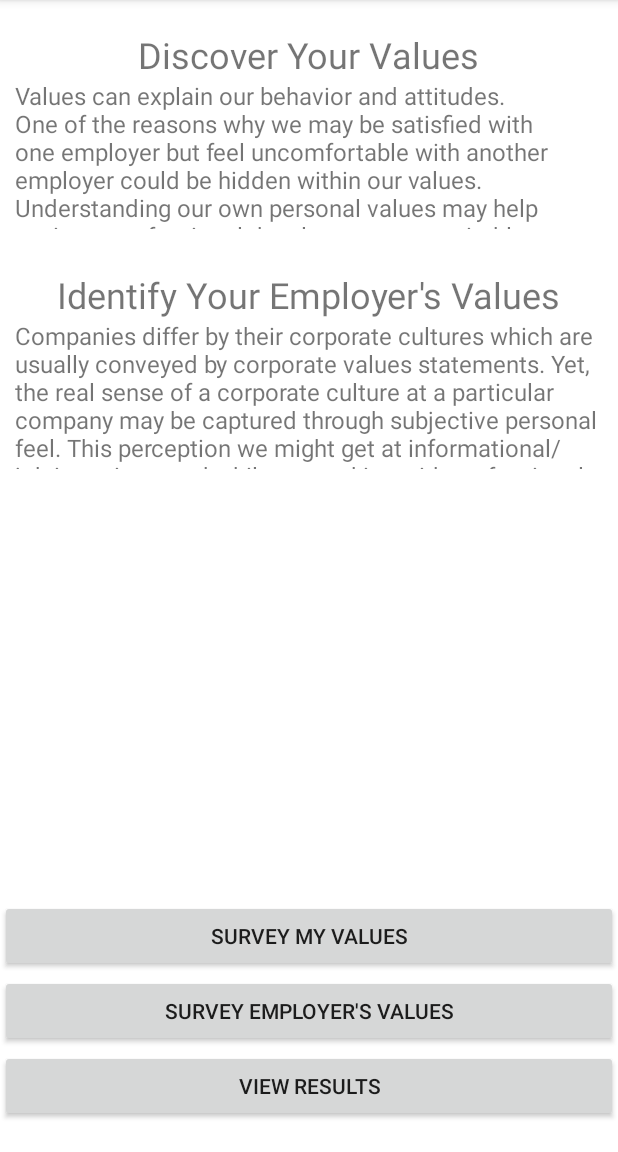
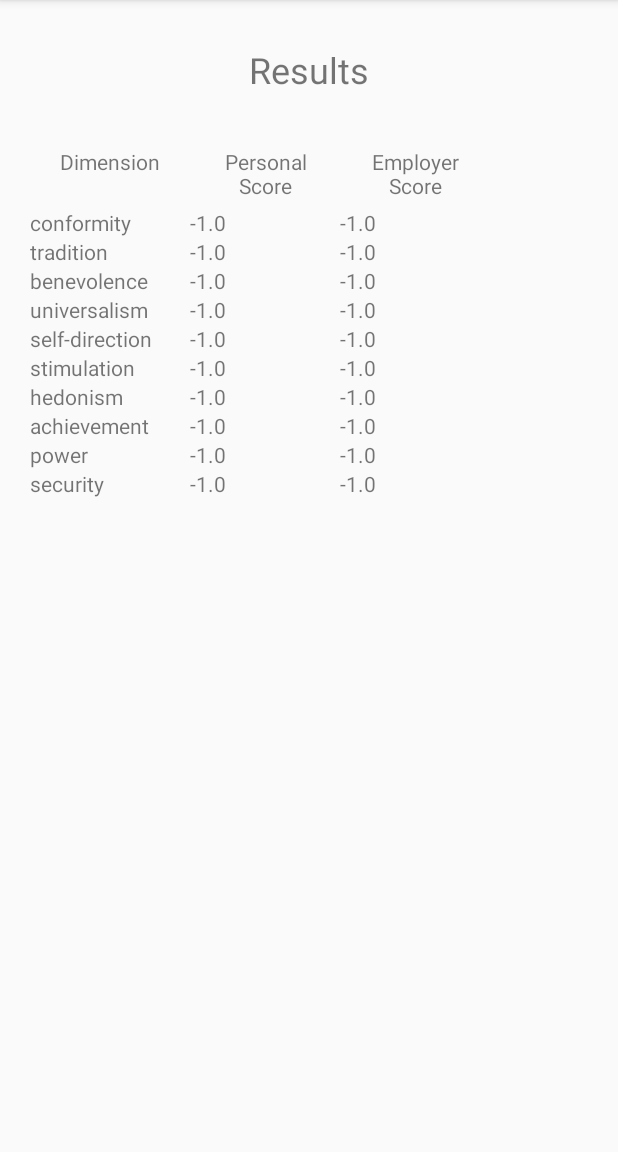
Before and after one commit to seanacheng/CareerChangeover, an Android app: the screen it shows after launch (MainActivity before the commit, ResultsActivity after it), after a tap on "VIEW RESULTS", on a phone screen of 412 x 824 dp, the part 84-1236 px from its top. Run offline under Robolectric (Android 15) with nearby library versions, the phone set to English and light mode, and no system bars.

Commit message:
created results activity, displays table of value scores

```diff
--- a/app/src/main/AndroidManifest.xml
+++ b/app/src/main/AndroidManifest.xml
@@ -18,6 +18,7 @@
         </activity>
         <activity android:name=".SurveyActivity" />
         <activity android:name=".DisclaimerPopUp" />
+        <activity android:name=".ResultsActivity" />
     </application>
 
 </manifest>
--- a/app/src/main/java/seanacheng/com/schwartzsurvey/MainActivity.java
+++ b/app/src/main/java/seanacheng/com/schwartzsurvey/MainActivity.java
@@ -34,6 +34,8 @@ public class MainActivity extends AppCompatActivity implements View.OnClickListe
                 startActivity(toEmployerEval);
                 break;
             case R.id.viewResultsButton:
+                Intent toResults = new Intent(MainActivity.this,ResultsActivity.class);
+                startActivity(toResults);
                 break;
         }
     }
--- a/app/src/main/java/seanacheng/com/schwartzsurvey/MyDbHandler.java
+++ b/app/src/main/java/seanacheng/com/schwartzsurvey/MyDbHandler.java
@@ -30,7 +30,7 @@ public class MyDbHandler extends SQLiteOpenHelper {
     @Override
     public void onCreate(SQLiteDatabase database) {
 
-        createSQLiteTable(database);
+        createSQLiteTables(database);
         insertValues(database);
 
     }
@@ -38,21 +38,21 @@ public class MyDbHandler extends SQLiteOpenHelper {
     @Override
     public void onUpgrade(SQLiteDatabase sqLiteDatabase, int i, int i1) { }
 
-    private void createSQLiteTable(SQLiteDatabase SQLiteDatabase) {
-        String createDB = "create table if not exists "+TABLE_RANK+"("+
+    private void createSQLiteTables(SQLiteDatabase SQLiteDatabase) {
+        String createRankTable = "create table if not exists "+TABLE_RANK+"("+
                 COLUMN_ID+" integer primary key autoincrement, "+
                 COLUMN_VALUE+" text not null, "+
                 COLUMN_DIMENSION+" text not null, "+
                 COLUMN_SELF_EVAL+" integer default -1, "+
                 COLUMN_EMPLOYER_EVAL+" integer default -1);";
-        SQLiteDatabase.execSQL(createDB);
+        SQLiteDatabase.execSQL(createRankTable);
 
-        String createDB2 = "create table if not exists "+TABLE_SCORE+"("+
+        String createScoreTable = "create table if not exists "+TABLE_SCORE+"("+
                 COLUMN_ID+" integer primary key autoincrement, "+
                 COLUMN_DIMENSION+" text not null, "+
                 COLUMN_PERSONAL_SCORE+" integer default -1, "+
                 COlUMN_EMPLOYER_SCORE+" integer default -1);";
-        SQLiteDatabase.execSQL(createDB2);
+        SQLiteDatabase.execSQL(createScoreTable);
     }
 
     private void insertValues(SQLiteDatabase db) {
@@ -104,14 +104,13 @@ public class MyDbHandler extends SQLiteOpenHelper {
                                 "CLEAN (neat, tidy)",
                                 "SELF-INDULGENT (doing pleasant things)"};
 
-        String[] valueDimensionsArray = {"universalism", "power","hedonism","self-direction",
-                "security","stimulation","conformity","power","security","security",
-                "self-direction","universalism","tradition","conformity","security","universalism",
-                "stimulation","universalism","power","universalism","universalism","self-direction",
-                "tradition","benevolence","achievement","universalism","tradition","stimulation",
-                "universalism","achievement","conformity","self-direction","achievement","tradition",
-                "benevolence","power","conformity","benevolence","hedonism","tradition","benevolence",
-                "self-direction","benevolence","achievement","security","hedonism"};
+        String[] valueDimensionsArray = {"universalism","power","hedonism","self-direction","security",
+                "stimulation","conformity","power","security","security","self-direction","universalism",
+                "tradition","conformity","security","universalism", "stimulation","universalism","power",
+                "universalism","universalism","self-direction","tradition","benevolence","achievement",
+                "universalism","tradition","stimulation", "universalism","achievement","conformity",
+                "self-direction","achievement","tradition", "benevolence","power","conformity","benevolence",
+                "hedonism","tradition","benevolence","self-direction","benevolence","achievement","security","hedonism"};
 
         String[] dimensionsArray = {"conformity","tradition","benevolence","universalism","self-direction",
                 "stimulation","hedonism","achievement","power","security"};
@@ -123,6 +122,8 @@ public class MyDbHandler extends SQLiteOpenHelper {
             values.put(COLUMN_DIMENSION,valueDimensionsArray[i]);
             db.insert(TABLE_RANK,null,values);
         }
+
+        values.clear();
 
         for (String dimension:dimensionsArray) {
             values.put(COLUMN_DIMENSION,dimension);
@@ -160,7 +161,7 @@ public class MyDbHandler extends SQLiteOpenHelper {
     public void updateRank(Value[] valuesArray, String col) {
         SQLiteDatabase db = this.getWritableDatabase();
         ContentValues content = new ContentValues();
-        int rank=-1;
+        int rank;
 
         for (Value val:valuesArray) {
             rank = val.getRank(col);
@@ -170,7 +171,8 @@ public class MyDbHandler extends SQLiteOpenHelper {
         db.close();
     }
 
-    public void calculateScore(Value[] valuesArray, Result[] resultsArray, String col) {
+    public void calculateScore(Value[] valuesArray, String col) {
+        Result[] resultsArray = getResultsArray();
         for (Result result:resultsArray) {
             int rankSum = 0;
             int num = 0;
--- /dev/null
+++ b/app/src/main/java/seanacheng/com/schwartzsurvey/ResultsActivity.java
@@ -0,0 +1,53 @@
+package seanacheng.com.schwartzsurvey;
+
+import android.support.v7.app.AppCompatActivity;
+import android.os.Bundle;
+import android.widget.TableLayout;
+import android.widget.TableRow;
+import android.widget.TextView;
+
+public class ResultsActivity extends AppCompatActivity {
+
+    String[] resultTableHeaders;
+    String[] dimensionGoals;
+    Result[] resultsArray;
+    MyDbHandler myDbHandler;
+
+    @Override
+    protected void onCreate(Bundle savedInstanceState) {
+        super.onCreate(savedInstanceState);
+        setContentView(R.layout.activity_results);
+
+        TableLayout tableLayout = findViewById(R.id.tableLayout);
+        myDbHandler = new MyDbHandler(this);
+        resultsArray = myDbHandler.getResultsArray();
+
+        resultTableHeaders = getResources().getStringArray(R.array.resultTableHeaders);
+        dimensionGoals = getResources().getStringArray(R.array.dimensionMotivationalGoals);
+
+        for (int i=0;i<resultsArray.length;i++) {
+            TableRow tableRow = new TableRow(this);
+
+            TextView dimension = new TextView(this);
+            dimension.setText(resultsArray[i].getValueDimension());
+            dimension.setMinHeight(10);
+            tableRow.addView(dimension);
+
+            TextView personalScore = new TextView(this);
+            personalScore.setText(Double.toString(resultsArray[i].getPersonalScore()));
+            tableRow.addView(personalScore);
+
+            TextView employerScore = new TextView(this);
+            employerScore.setText(Double.toString(resultsArray[i].getEmployerScore()));
+            tableRow.addView(employerScore);
+
+//            TextView description = new TextView(this);
+//            description.setText(dimensionGoals[i]);
+//            tableRow.addView(description);
+
+            tableLayout.addView(tableRow);
+
+        }
+
+    }
+}
--- a/app/src/main/java/seanacheng/com/schwartzsurvey/SurveyActivity.java
+++ b/app/src/main/java/seanacheng/com/schwartzsurvey/SurveyActivity.java
@@ -69,6 +69,8 @@ public class SurveyActivity extends AppCompatActivity implements View.OnClickLis
                     Intent disclaimerPopUp = new Intent(SurveyActivity.this,DisclaimerPopUp.class);
                     startActivity(disclaimerPopUp);
                 }
+                myDbHandler.calculateScore(valuesArray,column);
+
                 break;
         }
     }
--- /dev/null
+++ b/app/src/main/res/layout/activity_results.xml
@@ -0,0 +1,85 @@
+<?xml version="1.0" encoding="utf-8"?>
+<RelativeLayout xmlns:android="http://schemas.android.com/apk/res/android"
+    xmlns:tools="http://schemas.android.com/tools"
+    android:layout_width="match_parent"
+    android:layout_height="match_parent"
+    tools:context=".ResultsActivity">
+
+    <TextView
+        android:id="@+id/resultsTextView"
+        android:layout_width="wrap_content"
+        android:layout_height="wrap_content"
+        android:layout_marginTop="@dimen/survey_statement_top_margin"
+        android:layout_centerHorizontal="true"
+        android:textSize="@dimen/intro_text_size"
+        android:text="@string/results" />
+
+    <ScrollView
+        android:layout_width="match_parent"
+        android:layout_height="match_parent"
+        android:layout_below="@id/resultsTextView"
+        android:scrollbarStyle="outsideOverlay">
+
+        <LinearLayout
+            android:id="@+id/scrollViewLayout"
+            android:layout_width="match_parent"
+            android:layout_height="wrap_content"
+            android:layout_marginLeft="@dimen/disclaimer_txt_horizontal_margin"
+            android:layout_marginRight="@dimen/disclaimer_txt_horizontal_margin"
+            android:orientation="vertical">
+
+            <TableLayout
+                android:id="@+id/tableLayout"
+                android:layout_width="wrap_content"
+                android:layout_height="wrap_content"
+                android:layout_marginTop="@dimen/table_top_margin">
+
+                <TableRow
+                    android:id="@+id/headerRow"
+                    android:layout_width="wrap_content"
+                    android:layout_height="wrap_content"
+                    android:layout_marginBottom="@dimen/header_row_vertical_margin"
+                    android:layout_marginTop="@dimen/header_row_vertical_margin">
+
+                    <TextView
+                        android:id="@+id/valueDimensionColumn"
+                        android:layout_width="wrap_content"
+                        android:layout_height="match_parent"
+                        android:layout_marginLeft="@dimen/column_spacing_margin"
+                        android:layout_marginStart="@dimen/column_spacing_margin"
+                        android:layout_marginRight="@dimen/column_spacing_margin"
+                        android:layout_marginEnd="@dimen/column_spacing_margin"
+                        android:text="@string/table_header_dimension" />
+
+                    <TextView
+                        android:id="@+id/personalScoreColumn"
+                        android:layout_width="@dimen/score_column_width"
+                        android:layout_height="match_parent"
+                        android:layout_marginLeft="@dimen/column_spacing_margin"
+                        android:layout_marginStart="@dimen/column_spacing_margin"
+                        android:layout_marginRight="@dimen/column_spacing_margin"
+                        android:layout_marginEnd="@dimen/column_spacing_margin"
+                        android:gravity="center"
+                        android:text="@string/table_header_personal_score" />
+
+                    <TextView
+                        android:id="@+id/employerScoreColumn"
+                        android:layout_width="@dimen/score_column_width"
+                        android:layout_height="match_parent"
+                        android:layout_marginLeft="@dimen/column_spacing_margin"
+                        android:layout_marginStart="@dimen/column_spacing_margin"
+                        android:layout_marginRight="@dimen/column_spacing_margin"
+                        android:layout_marginEnd="@dimen/column_spacing_margin"
+                        android:gravity="center"
+                        android:text="@string/table_header_employer_score" />
+
+                </TableRow>
+
+            </TableLayout>
+
+        </LinearLayout>
+
+    </ScrollView>
+
+
+</RelativeLayout>
--- a/app/src/main/res/values/dimens.xml
+++ b/app/src/main/res/values/dimens.xml
@@ -19,4 +19,9 @@
     <dimen name="disclaimer_txt_horizontal_margin">20dp</dimen>
     <dimen name="accept_btn_bottom_margin">20dp</dimen>
     <dimen name="check_box_bottom_margin">60dp</dimen>
+
+    <dimen name="table_top_margin">30dp</dimen>
+    <dimen name="header_row_vertical_margin">5dp</dimen>
+    <dimen name="column_spacing_margin">20dp</dimen>
+    <dimen name="score_column_width">60dp</dimen>
 </resources>
--- a/app/src/main/res/values/strings.xml
+++ b/app/src/main/res/values/strings.xml
@@ -23,4 +23,27 @@
     <string name="accept">I Accept</string>
     <string name="disclaimer_check_box">Do Not Show Again</string>
 
+    <string name="results">Results</string>
+    <string name="table_header_dimension">Dimension</string>
+    <string name="table_header_personal_score">Personal Score</string>
+    <string name="table_header_employer_score">Employer Score</string>
+    <string-array name="resultTableHeaders">
+        <item>Dimension</item>
+        <item>Description</item>
+        <item>Personal Score</item>
+        <item>Employer Score</item>
+    </string-array>
+    <string-array name="dimensionMotivationalGoals">
+        <item>Restraint of actions that could upset others or violate societal norms</item>
+        <item>Respect, commitment and acceptance of the customs and ideas originating from one’s culture/religion</item>
+        <item>Preservation and enhancement of the welfare of close people</item>
+        <item>Understanding, tolerance, appreciation and protection for the welfare of all people and nature</item>
+        <item>Independent thought and action</item>
+        <item>Excitement, novelty and challenge</item>
+        <item>Gratification for oneself</item>
+        <item>Personal success through demonstration of competence according to social standards</item>
+        <item>Attainment of prestige, control over people and resources</item>
+        <item>Safety, harmony and stability of the society, relationships and the self</item>
+    </string-array>
+
 </resources>
```
